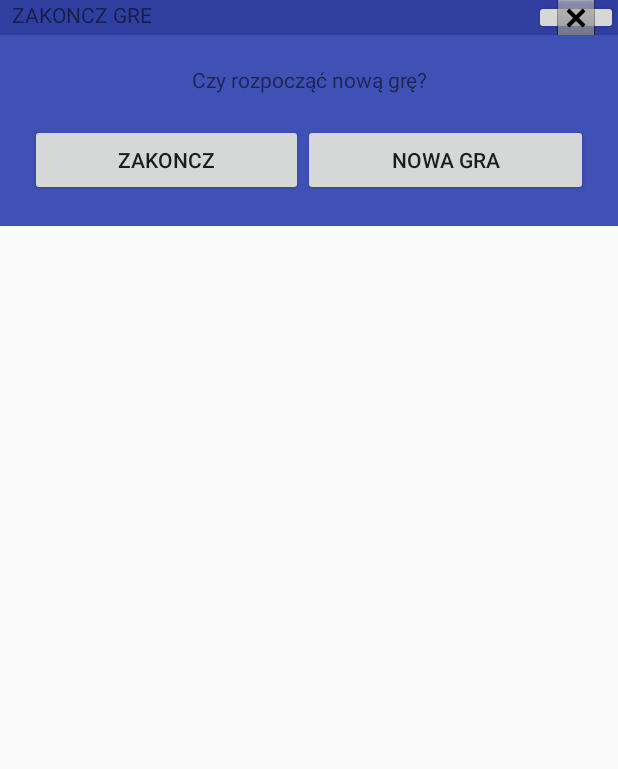
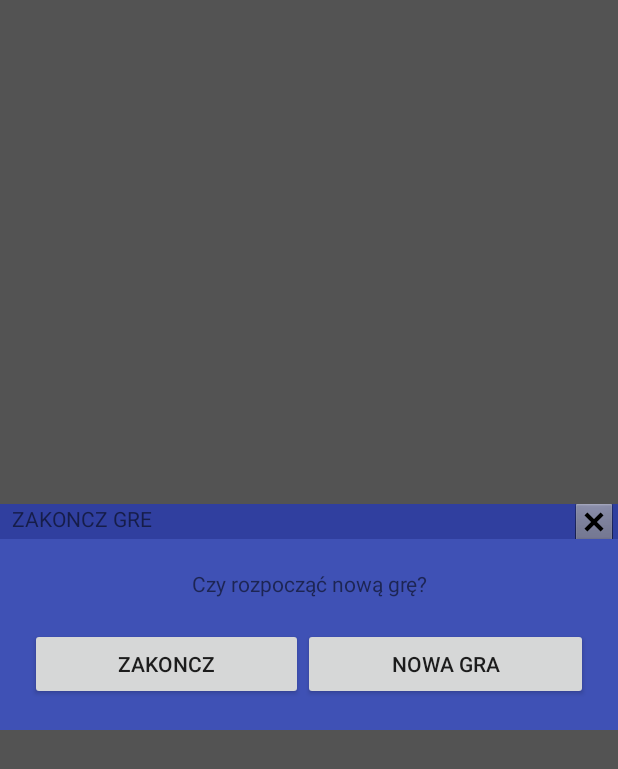
Before and after one commit to aksug/SudokuGame, an Android app: the layout popup.xml on its own in the app's theme, with its tools: preview values and no code run, on a phone screen of 412 x 824 dp. Shown: the top 769 px of the screen. Run offline under Robolectric (Android 15) with nearby library versions, the phone set to English and light mode, and no system bars.

Commit message:
fab on the left side, popup window

```diff
--- a/src/main/java/sudoku/example/com/sudoku/Game.java
+++ b/src/main/java/sudoku/example/com/sudoku/Game.java
@@ -1,11 +1,14 @@
 package sudoku.example.com.sudoku;
 
 import android.app.Activity;
+import android.content.Context;
 import android.content.DialogInterface;
 import android.content.Intent;
+import android.content.res.Resources;
 import android.graphics.drawable.BitmapDrawable;
 import android.os.Bundle;
 import android.util.Log;
+import android.view.Display;
 import android.view.Gravity;
 import android.view.LayoutInflater;
 import android.view.MotionEvent;
@@ -33,6 +36,7 @@ public class Game extends Activity {
     private int[][] userSolutionToSave;
     private ArrayList<int[]> possibleNumbersToSave;
     private DataBoard dataBoardToSave;
+    private LinearLayout gameView;
 
     @Override
     protected void onCreate(Bundle savedInstanceState) {
@@ -43,6 +47,7 @@ public class Game extends Activity {
         level = bundle.getString("level");
         Log.d(TAG, "in onCreate()");
         board = (Board) findViewById(R.id.boardView);
+        gameView = (LinearLayout)findViewById(R.id.linarlayout);
 //        if(!savedInstanceState.isEmpty()) {//TODO
 //            DataBoard state = savedInstanceState.getParcelable(STATE_GAME);
 ////            resume_game(state);
@@ -65,7 +70,7 @@ public class Game extends Activity {
                                         break;
                                     case R.id.exit_endGame:
                                         Toast.makeText(getApplicationContext(), "Kliknieto opcję exit ", Toast.LENGTH_SHORT).show();
-                                        endGame();
+                                    endGame();
                                         break;
                                     case R.id.check:
                                         Toast.makeText(getApplicationContext(), "Kliknieto opcję check ", Toast.LENGTH_SHORT).show();
@@ -178,10 +183,13 @@ return dataBoardToSave;
 
         LayoutInflater layoutInflater = (LayoutInflater) getApplicationContext().getSystemService(LAYOUT_INFLATER_SERVICE);
         ViewGroup container = (ViewGroup) layoutInflater.inflate(R.layout.popup, null);
-        LinearLayout linearLayout = (LinearLayout) findViewById(R.id.linarlayout);
+//        LinearLayout linearLayout = (LinearLayout) findViewById(R.id.gameView);
+        int screen_hight= Resources.getSystem().getDisplayMetrics().heightPixels;
+        int screen_width = Resources.getSystem().getDisplayMetrics().widthPixels;
+        final PopupWindow popupWindow = new PopupWindow(container, screen_width, screen_hight/*bialy pasek*/, true);
+//        popupWindow.showAtLocation(linearLayout, Gravity.NO_GRAVITY, 0, (linearLayout.getHeight() - popupWindow.getHeight() / 2) / 2);//czy to jest na srodku
 
-        final PopupWindow popupWindow = new PopupWindow(container, linearLayout.getWidth(), board.getWidth() /*z ta wartoscia jest cos nie tak, czy ona ma w ogole znaczenie*/, true);
-        popupWindow.showAtLocation(linearLayout, Gravity.NO_GRAVITY, 0, (linearLayout.getHeight() - popupWindow.getHeight() / 2) / 2);//czy to jest na srodku
+        popupWindow.showAtLocation(gameView, Gravity.NO_GRAVITY, 0, 0);//czy to jest na srodku
 
         Button nowaGra_button = (Button) container.findViewById(R.id.nowaGraButton);
         Button zakoncz_button = (Button) container.findViewById(R.id.zakonczButton);
--- /dev/null
+++ b/src/main/res/drawable/button_exit.xml
@@ -0,0 +1,6 @@
+<?xml version="1.0" encoding="utf-8"?>
+<shape xmlns:android="http://schemas.android.com/apk/res/android">
+    <item android:state_pressed="true">
+    <solid android:color="@color/btn_background_pressed" />
+    </item>
+</shape>
--- a/src/main/res/layout/activity_game.xml
+++ b/src/main/res/layout/activity_game.xml
@@ -1,4 +1,5 @@
 <?xml version="1.0" encoding="utf-8"?>
+
 <LinearLayout
     xmlns:fab="http://schemas.android.com/apk/res-auto"
     xmlns:android="http://schemas.android.com/apk/res/android"
@@ -16,13 +17,16 @@
         android:id="@+id/boardView"
         android:layout_width="match_parent"
         android:layout_height="match_parent"
-        android:layout_weight="2"/>
+        android:layout_weight="1"
+        android:layout_marginBottom="5dp" />
+
 
 
     <LinearLayout
         android:layout_width="match_parent"
         android:layout_height="wrap_content"
-        android:orientation="horizontal">
+        android:orientation="horizontal"
+        android:layout_marginTop="10dp">
 
         <ImageButton
             android:id="@+id/mysuggestion"
@@ -144,13 +148,6 @@
 
 
     </LinearLayout>
-    <LinearLayout
-        android:layout_width="match_parent"
-        android:layout_height="wrap_content"
-        android:orientation="horizontal"
-        android:layout_gravity="center|bottom"
-        >
-
 
     <com.software.shell.fab.ActionButton
         android:id="@+id/action_button"
@@ -171,12 +168,15 @@
         fab:shadowResponsiveEffect_enabled="true"
         fab:show_animation="@anim/fab_roll_from_down"
         fab:hide_animation="@anim/fab_roll_to_down"
-            android:layout_gravity="right" />
+        android:layout_gravity="bottom|right" />
+
+
+
         <!--fab:button_colorPressed="#d8ef2ab4" bardzo ladny rozowy-->
         <!--fab:shadow_color="#757575"-->
         <!--fab:shadow_radius="1.0dp"-->
         <!--fab:shadow_xOffset="0.5dp"-->
         <!--fab:shadow_yOffset="1.0dp"-->
 
+
 </LinearLayout>
-</LinearLayout>
--- a/src/main/res/layout/popup.xml
+++ b/src/main/res/layout/popup.xml
@@ -1,53 +1,61 @@
 <?xml version="1.0" encoding="utf-8"?>
 <LinearLayout xmlns:android="http://schemas.android.com/apk/res/android"
-    android:orientation="vertical" android:layout_width="fill_parent"
-    android:layout_height="fill_parent"
-    android:backgroundDimAmount="0.6"
-   >
+    android:id="@+id/fadePopup"
+    android:layout_width="match_parent"
+    android:layout_height="match_parent"
+
+    android:background="#AA000000"
+    android:orientation="vertical"
+    android:gravity="center_vertical">
+
     <LinearLayout
         android:layout_width="match_parent"
         android:layout_height="wrap_content"
-        android:background="@color/colorPrimaryDark"
-       >
+        android:orientation="vertical">
+
+        <LinearLayout
+            android:layout_width="match_parent"
+            android:layout_height="wrap_content"
+            android:background="@color/colorPrimaryDark">
 
             <TextView
                 android:id="@+id/zakonczButton2"
                 android:layout_width="wrap_content"
                 android:layout_height="wrap_content"
-            android:text="ZAKONCZ GRE"
+                android:layout_gravity="left"
+                android:layout_marginBottom="2dp"
+                android:layout_marginLeft="@dimen/tb_button_margin"
+                android:layout_marginTop="2dp"
                 android:layout_weight="2"
-            android:layout_marginLeft="@dimen/tb_button_margin"
-            android:layout_marginBottom="2dp"
-            android:layout_marginTop="2dp"
-            android:layout_gravity="left"/>
+                android:text="ZAKONCZ GRE" />
 
 
             <ImageButton
-            style="?android:attr/buttonStyleSmall"
+                android:id="@+id/dismissButton"
                 android:layout_width="wrap_content"
-            android:layout_height="fill_parent"
+                android:layout_height="match_parent"
+                android:layout_gravity="right"
+                android:onClick="onClick"
                 android:src="@android:drawable/btn_dialog"
-            android:id="@+id/dismissButton"
-            android:layout_gravity="right"
-            android:onClick="onClick"/>
-
+                android:background="@drawable/button_exit"/>
+            <!--ic_clear_black_24dp-->
         </LinearLayout>
 
         <LinearLayout
             android:layout_width="match_parent"
             android:layout_height="wrap_content"
-        android:orientation="vertical"
+            android:layout_gravity="center_horizontal"
             android:layout_marginBottom="1dp"
             android:background="@color/colorPrimary"
-        android:layout_gravity="center_horizontal">
+            android:orientation="vertical">
 
             >
 
             <TextView
                 android:layout_width="match_parent"
                 android:layout_height="wrap_content"
+                android:layout_marginTop="20dp"
                 android:gravity="center_horizontal"
-            android:layout_marginTop="20dp"
                 android:text="Czy rozpocząć nową grę?" />
 
             <LinearLayout
@@ -56,23 +64,24 @@
                 android:layout_margin="20dp">
 
                 <Button
+                    android:id="@+id/zakonczButton"
                     android:layout_width="wrap_content"
                     android:layout_height="wrap_content"
-                android:text="Zakoncz"
-                android:id="@+id/zakonczButton"
+                    android:layout_gravity="right"
                     android:layout_weight="2"
-                android:layout_gravity="right"
-                android:onClick="onClick"/>
+                    android:onClick="onClick"
+                    android:text="Zakoncz" />
 
                 <Button
                     android:id="@+id/nowaGraButton"
                     android:layout_width="wrap_content"
                     android:layout_height="wrap_content"
-                android:text="Nowa Gra"
+                    android:layout_gravity="left"
                     android:layout_weight="2"
-                android:layout_gravity="left"
-                android:onClick="onClick"/>
+                    android:onClick="onClick"
+                    android:text="Nowa Gra" />
             </LinearLayout>
 
         </LinearLayout>
     </LinearLayout>
+</LinearLayout>
--- a/src/main/res/values/colors.xml
+++ b/src/main/res/values/colors.xml
@@ -3,6 +3,8 @@
     <color name="colorPrimary">#3F51B5</color>
     <color name="colorPrimaryDark">#303F9F</color>
     <color name="colorAccent">#FF4081</color>
+
+    <color name="btn_background_pressed">#d8ef2ab4</color>
 
     <color name="background">#cf9595</color>
     <color name="big_line">#262626</color>
--- a/src/main/res/values/styles.xml
+++ b/src/main/res/values/styles.xml
@@ -29,4 +29,5 @@
     </style>
 
 
+
 </resources>
```
Also changed, not shown: 2 other files. Lines whose indentation alone changed are shown as unchanged.
